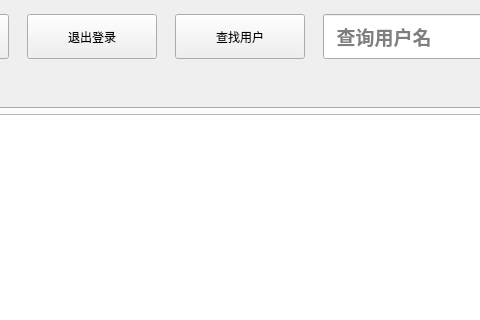
ciyeer/ManageSystem, file admin/adminwidget.ui: the form before one commit; both pictures show x 588 to 1068 and y 0 to 320 of the 1296 by 814 pixel window.
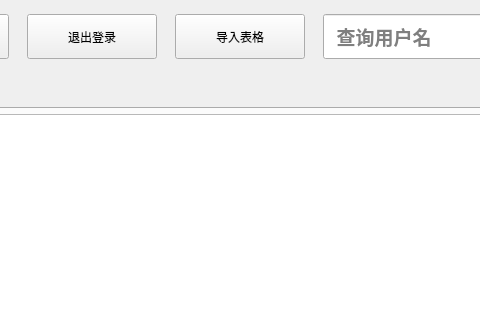
The form after the commit.

The edit to the form file:
```diff
--- a/admin/adminwidget.ui
+++ b/admin/adminwidget.ui
@@ -149,7 +149,7 @@
           </size>
          </property>
          <property name="text">
-          <string>查找用户</string>
+          <string>导入表格</string>
          </property>
         </widget>
        </item>
```
Left out of the diff: 2 changed lines with no effect on the pictures.
